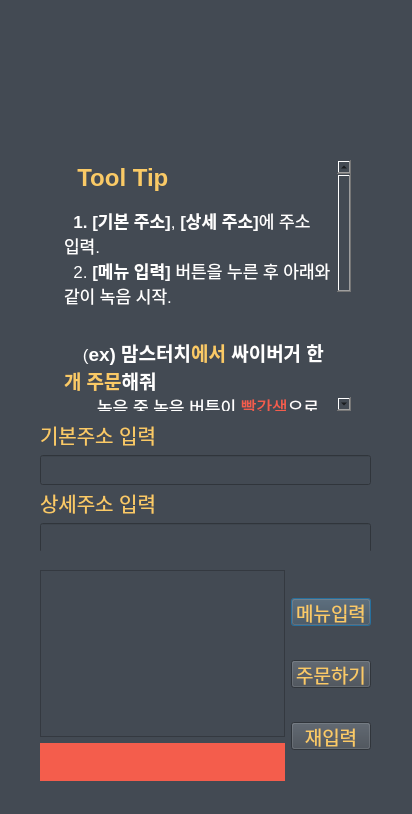
The window that textbrowserTest.ui (parkjihwanjay/pokachip) describes before a commit, drawn with Qt 5.
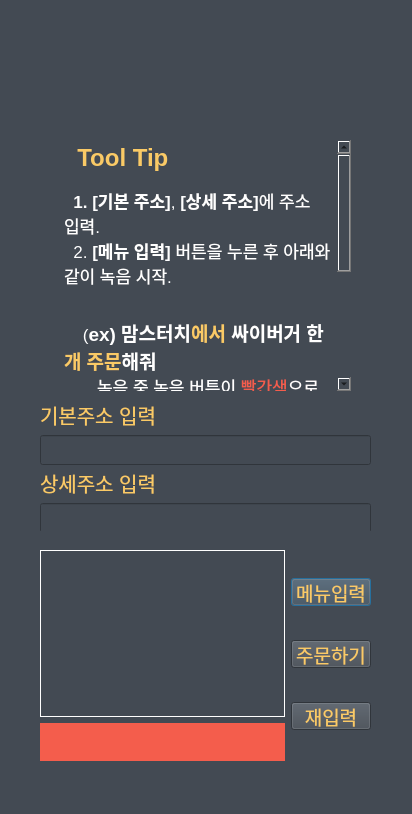
The same window after the commit.

The edit to the form file:
```diff
--- a/textbrowserTest.ui
+++ b/textbrowserTest.ui
@@ -20,7 +20,7 @@
    <property name="geometry">
     <rect>
      <x>40</x>
-     <y>420</y>
+     <y>400</y>
      <width>331</width>
      <height>131</height>
     </rect>
@@ -102,7 +102,7 @@
    <property name="geometry">
     <rect>
      <x>40</x>
-     <y>570</y>
+     <y>550</y>
      <width>331</width>
      <height>211</height>
     </rect>
@@ -130,7 +130,8 @@
          </font>
         </property>
         <property name="styleSheet">
-         <string notr="true">padding: 8px;</string>
+         <string notr="true">padding: 8px;
+border : 1px solid white;</string>
         </property>
         <property name="html">
          <string>&lt;!DOCTYPE HTML PUBLIC &quot;-//W3C//DTD HTML 4.0//EN&quot; &quot;http://www.w3.org/TR/REC-html40/strict.dtd&quot;&gt;
@@ -275,7 +276,7 @@
    <property name="geometry">
     <rect>
      <x>60</x>
-     <y>160</y>
+     <y>140</y>
      <width>291</width>
      <height>251</height>
     </rect>
```
